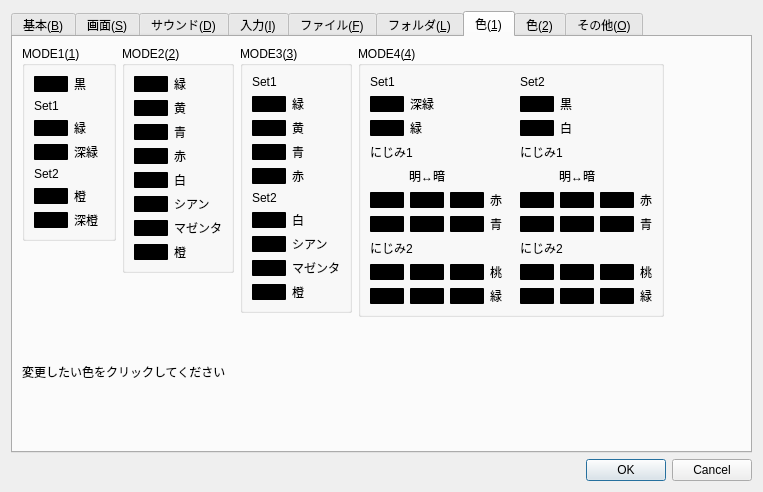
Above: src/Qt/configdialog.ui from eighttails/PC6001VX before the change. Below: the same form after it.
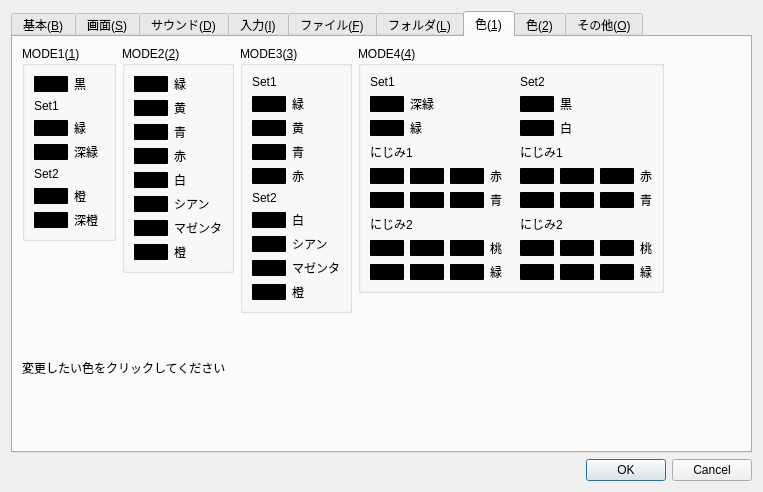
That is the form after the change. The open tabs and pages were chosen to show the change. Custom widgets are drawn as their Qt base class.

Commit message: GUI修正

The edit to the form file:
```diff
--- a/src/Qt/configdialog.ui
+++ b/src/Qt/configdialog.ui
@@ -1860,7 +1860,7 @@
               <string>MODE4(&amp;4)</string>
              </property>
              <layout class="QGridLayout" name="gridLayout_10">
-              <item row="12" column="0">
+              <item row="11" column="0">
                <widget class="ColorButton" name="pushButtonColor51">
                 <property name="sizePolicy">
                  <sizepolicy hsizetype="Fixed" vsizetype="Fixed">
@@ -1883,7 +1883,7 @@
                 </property>
                </widget>
               </item>
-              <item row="5" column="0">
+              <item row="4" column="0">
                <widget class="ColorButton" name="pushButtonColor45">
                 <property name="sizePolicy">
                  <sizepolicy hsizetype="Fixed" vsizetype="Fixed">
@@ -1906,14 +1906,14 @@
                 </property>
                </widget>
               </item>
-              <item row="7" column="0" colspan="6">
+              <item row="6" column="0" colspan="6">
                <widget class="QLabel" name="label_71">
                 <property name="text">
                  <string>にじみ2</string>
                 </property>
                </widget>
               </item>
-              <item row="9" column="3">
+              <item row="8" column="3">
                <widget class="QLabel" name="label_78">
                 <property name="text">
                  <string>桃</string>
@@ -1927,7 +1927,7 @@
                 </property>
                </widget>
               </item>
-              <item row="6" column="0">
+              <item row="5" column="0">
                <widget class="ColorButton" name="pushButtonColor47">
                 <property name="sizePolicy">
                  <sizepolicy hsizetype="Fixed" vsizetype="Fixed">
@@ -1950,7 +1950,7 @@
                 </property>
                </widget>
               </item>
-              <item row="9" column="0">
+              <item row="8" column="0">
                <widget class="ColorButton" name="pushButtonColor49">
                 <property name="sizePolicy">
                  <sizepolicy hsizetype="Fixed" vsizetype="Fixed">
@@ -2003,38 +2003,51 @@
                 </property>
                </widget>
               </item>
-              <item row="4" column="7" colspan="3">
-               <widget class="QLabel" name="label_101">
+              <item row="4" column="8">
+               <widget class="ColorButton" name="pushButtonColor53">
+                <property name="sizePolicy">
+                 <sizepolicy hsizetype="Fixed" vsizetype="Fixed">
+                  <horstretch>0</horstretch>
+                  <verstretch>0</verstretch>
+                 </sizepolicy>
+                </property>
+                <property name="styleSheet">
+                 <string notr="true">background-color: rgb(0,0,0);
+border-style:solid;
+border-color: rgb(0, 0, 0);
+border-width: 1px;
+border-radius: 1;</string>
+                </property>
                 <property name="text">
-                 <string>明↔暗</string>
+                 <string/>
                 </property>
-                <property name="alignment">
-                 <set>Qt::AlignCenter</set>
+                <property name="flat">
+                 <bool>true</bool>
                 </property>
                </widget>
               </item>
-              <item row="5" column="10">
+              <item row="4" column="10">
                <widget class="QLabel" name="label_74">
                 <property name="text">
                  <string>赤</string>
                 </property>
                </widget>
               </item>
-              <item row="6" column="10">
+              <item row="5" column="10">
                <widget class="QLabel" name="label_75">
                 <property name="text">
                  <string>青</string>
                 </property>
                </widget>
               </item>
-              <item row="12" column="10">
+              <item row="11" column="10">
                <widget class="QLabel" name="label_76">
                 <property name="text">
                  <string>緑</string>
                 </property>
                </widget>
               </item>
-              <item row="9" column="10">
+              <item row="8" column="10">
                <widget class="QLabel" name="label_77">
                 <property name="text">
                  <string>桃</string>
@@ -2048,7 +2061,7 @@
                 </property>
                </widget>
               </item>
-              <item row="7" column="7" colspan="2">
+              <item row="6" column="7" colspan="2">
                <widget class="QLabel" name="label_70">
                 <property name="text">
                  <string>にじみ2</string>
@@ -2129,7 +2142,30 @@
                 </property>
                </widget>
               </item>
-              <item row="12" column="2">
+              <item row="4" column="7">
+               <widget class="ColorButton" name="pushButtonColor57">
+                <property name="sizePolicy">
+                 <sizepolicy hsizetype="Fixed" vsizetype="Fixed">
+                  <horstretch>0</horstretch>
+                  <verstretch>0</verstretch>
+                 </sizepolicy>
+                </property>
+                <property name="styleSheet">
+                 <string notr="true">background-color: rgb(0,0,0);
+border-style:solid;
+border-color: rgb(0, 0, 0);
+border-width: 1px;
+border-radius: 1;</string>
+                </property>
+                <property name="text">
+                 <string/>
+                </property>
+                <property name="flat">
+                 <bool>true</bool>
+                </property>
+               </widget>
+              </item>
+              <item row="11" column="2">
                <widget class="ColorButton" name="pushButtonColor52">
                 <property name="sizePolicy">
                  <sizepolicy hsizetype="Fixed" vsizetype="Fixed">
@@ -2175,13 +2211,36 @@
                 </property>
                </widget>
               </item>
-              <item row="12" column="3">
+              <item row="11" column="3">
                <widget class="QLabel" name="label_79">
                 <property name="text">
                  <string>緑</string>
                 </property>
                </widget>
               </item>
+              <item row="5" column="8">
+               <widget class="ColorButton" name="pushButtonColor54">
+                <property name="sizePolicy">
+                 <sizepolicy hsizetype="Fixed" vsizetype="Fixed">
+                  <horstretch>0</horstretch>
+                  <verstretch>0</verstretch>
+                 </sizepolicy>
+                </property>
+                <property name="styleSheet">
+                 <string notr="true">background-color: rgb(0,0,0);
+border-style:solid;
+border-color: rgb(0, 0, 0);
+border-width: 1px;
+border-radius: 1;</string>
+                </property>
+                <property name="text">
+                 <string/>
+                </property>
+                <property name="flat">
+                 <bool>true</bool>
+                </property>
+               </widget>
+              </item>
               <item row="1" column="1" colspan="2">
                <widget class="QLabel" name="label_64">
                 <property name="text">
@@ -2189,7 +2248,7 @@
                 </property>
                </widget>
               </item>
-              <item row="5" column="2">
+              <item row="4" column="2">
                <widget class="ColorButton" name="pushButtonColor46">
                 <property name="sizePolicy">
                  <sizepolicy hsizetype="Fixed" vsizetype="Fixed">
@@ -2212,7 +2271,7 @@
                 </property>
                </widget>
               </item>
-              <item row="12" column="1">
+              <item row="11" column="1">
                <widget class="ColorButton" name="pushButtonColor44">
                 <property name="sizePolicy">
                  <sizepolicy hsizetype="Fixed" vsizetype="Fixed">
@@ -2235,32 +2294,137 @@
                 </property>
                </widget>
               </item>
-              <item row="4" column="0" colspan="3">
-               <widget class="QLabel" name="label_100">
-                <property name="text">
-                 <string>明↔暗</string>
+              <item row="5" column="9">
+               <widget class="ColorButton" name="pushButtonColor60">
+                <property name="sizePolicy">
+                 <sizepolicy hsizetype="Fixed" vsizetype="Fixed">
+                  <horstretch>0</horstretch>
+                  <verstretch>0</verstretch>
+                 </sizepolicy>
                 </property>
-                <property name="alignment">
-                 <set>Qt::AlignCenter</set>
+                <property name="styleSheet">
+                 <string notr="true">background-color: rgb(0,0,0);
+border-style:solid;
+border-color: rgb(0, 0, 0);
+border-width: 1px;
+border-radius: 1;</string>
                 </property>
-               </widget>
-              </item>
-              <item row="6" column="3">
-               <widget class="QLabel" name="label_73">
                 <property name="text">
-                 <string>青</string>
+                 <string/>
+                </property>
+                <property name="flat">
+                 <bool>true</bool>
                 </property>
                </widget>
               </item>
               <item row="5" column="3">
+               <widget class="QLabel" name="label_73">
+                <property name="text">
+                 <string>青</string>
+                </property>
+               </widget>
+              </item>
+              <item row="4" column="3">
                <widget class="QLabel" name="label_72">
                 <property name="text">
                  <string>赤</string>
                 </property>
                </widget>
               </item>
-              <item row="6" column="1">
-               <widget class="ColorButton" name="pushButtonColor42">
+              <item row="11" column="9">
+               <widget class="ColorButton" name="pushButtonColor64">
+                <property name="sizePolicy">
+                 <sizepolicy hsizetype="Fixed" vsizetype="Fixed">
+                  <horstretch>0</horstretch>
+                  <verstretch>0</verstretch>
+                 </sizepolicy>
+                </property>
+                <property name="styleSheet">
+                 <string notr="true">background-color: rgb(0,0,0);
+border-style:solid;
+border-color: rgb(0, 0, 0);
+border-width: 1px;
+border-radius: 1;</string>
+                </property>
+                <property name="text">
+                 <string/>
+                </property>
+                <property name="flat">
+                 <bool>true</bool>
+                </property>
+               </widget>
+              </item>
+              <item row="4" column="9">
+               <widget class="ColorButton" name="pushButtonColor58">
+                <property name="sizePolicy">
+                 <sizepolicy hsizetype="Fixed" vsizetype="Fixed">
+                  <horstretch>0</horstretch>
+                  <verstretch>0</verstretch>
+                 </sizepolicy>
+                </property>
+                <property name="styleSheet">
+                 <string notr="true">background-color: rgb(0,0,0);
+border-style:solid;
+border-color: rgb(0, 0, 0);
+border-width: 1px;
+border-radius: 1;</string>
+                </property>
+                <property name="text">
+                 <string/>
+                </property>
+                <property name="flat">
+                 <bool>true</bool>
+                </property>
+               </widget>
+              </item>
+              <item row="8" column="7">
+               <widget class="ColorButton" name="pushButtonColor61">
+                <property name="sizePolicy">
+                 <sizepolicy hsizetype="Fixed" vsizetype="Fixed">
+                  <horstretch>0</horstretch>
+                  <verstretch>0</verstretch>
+                 </sizepolicy>
+                </property>
+                <property name="styleSheet">
+                 <string notr="true">background-color: rgb(0,0,0);
+border-style:solid;
+border-color: rgb(0, 0, 0);
+border-width: 1px;
+border-radius: 1;</string>
+                </property>
+                <property name="text">
+                 <string/>
+                </property>
+                <property name="flat">
+                 <bool>true</bool>
+                </property>
+               </widget>
+              </item>
+              <item row="8" column="8">
+               <widget class="ColorButton" name="pushButtonColor55">
+                <property name="sizePolicy">
+                 <sizepolicy hsizetype="Fixed" vsizetype="Fixed">
+                  <horstretch>0</horstretch>
+                  <verstretch>0</verstretch>
+                 </sizepolicy>
+                </property>
+                <property name="styleSheet">
+                 <string notr="true">background-color: rgb(0,0,0);
+border-style:solid;
+border-color: rgb(0, 0, 0);
+border-width: 1px;
+border-radius: 1;</string>
+                </property>
+                <property name="text">
+                 <string/>
+                </property>
+                <property name="flat">
+                 <bool>true</bool>
+                </property>
+               </widget>
+              </item>
+              <item row="8" column="9">
+               <widget class="ColorButton" name="pushButtonColor62">
                 <property name="sizePolicy">
                  <sizepolicy hsizetype="Fixed" vsizetype="Fixed">
                   <horstretch>0</horstretch>
@@ -2283,6 +2447,29 @@
                </widget>
               </item>
               <item row="5" column="1">
+               <widget class="ColorButton" name="pushButtonColor42">
+                <property name="sizePolicy">
+                 <sizepolicy hsizetype="Fixed" vsizetype="Fixed">
+                  <horstretch>0</horstretch>
+                  <verstretch>0</verstretch>
+                 </sizepolicy>
+                </property>
+                <property name="styleSheet">
+                 <string notr="true">background-color: rgb(0,0,0);
+border-style:solid;
+border-color: rgb(0, 0, 0);
+border-width: 1px;
+border-radius: 1;</string>
+                </property>
+                <property name="text">
+                 <string/>
+                </property>
+                <property name="flat">
+                 <bool>true</bool>
+                </property>
+               </widget>
+              </item>
+              <item row="4" column="1">
                <widget class="ColorButton" name="pushButtonColor41">
                 <property name="sizePolicy">
                  <sizepolicy hsizetype="Fixed" vsizetype="Fixed">
@@ -2305,7 +2492,30 @@
                 </property>
                </widget>
               </item>
-              <item row="9" column="1">
+              <item row="5" column="7">
+               <widget class="ColorButton" name="pushButtonColor59">
+                <property name="sizePolicy">
+                 <sizepolicy hsizetype="Fixed" vsizetype="Fixed">
+                  <horstretch>0</horstretch>
+                  <verstretch>0</verstretch>
+                 </sizepolicy>
+                </property>
+                <property name="styleSheet">
+                 <string notr="true">background-color: rgb(0,0,0);
+border-style:solid;
+border-color: rgb(0, 0, 0);
+border-width: 1px;
+border-radius: 1;</string>
+                </property>
+                <property name="text">
+                 <string/>
+                </property>
+                <property name="flat">
+                 <bool>true</bool>
+                </property>
+               </widget>
+              </item>
+              <item row="8" column="1">
                <widget class="ColorButton" name="pushButtonColor43">
                 <property name="sizePolicy">
                  <sizepolicy hsizetype="Fixed" vsizetype="Fixed">
@@ -2328,7 +2538,7 @@
                 </property>
                </widget>
               </item>
-              <item row="6" column="2">
+              <item row="5" column="2">
                <widget class="ColorButton" name="pushButtonColor48">
                 <property name="sizePolicy">
                  <sizepolicy hsizetype="Fixed" vsizetype="Fixed">
@@ -2351,7 +2561,7 @@
                 </property>
                </widget>
               </item>
-              <item row="9" column="2">
+              <item row="8" column="2">
                <widget class="ColorButton" name="pushButtonColor50">
                 <property name="sizePolicy">
                  <sizepolicy hsizetype="Fixed" vsizetype="Fixed">
@@ -2374,191 +2584,7 @@
                 </property>
                </widget>
               </item>
-              <item row="5" column="7">
-               <widget class="ColorButton" name="pushButtonColor57">
-                <property name="sizePolicy">
-                 <sizepolicy hsizetype="Fixed" vsizetype="Fixed">
-                  <horstretch>0</horstretch>
-                  <verstretch>0</verstretch>
-                 </sizepolicy>
-                </property>
-                <property name="styleSheet">
-                 <string notr="true">background-color: rgb(0,0,0);
-border-style:solid;
-border-color: rgb(0, 0, 0);
-border-width: 1px;
-border-radius: 1;</string>
-                </property>
-                <property name="text">
-                 <string/>
-                </property>
-                <property name="flat">
-                 <bool>true</bool>
-                </property>
-               </widget>
-              </item>
-              <item row="5" column="8">
-               <widget class="ColorButton" name="pushButtonColor53">
-                <property name="sizePolicy">
-                 <sizepolicy hsizetype="Fixed" vsizetype="Fixed">
-                  <horstretch>0</horstretch>
-                  <verstretch>0</verstretch>
-                 </sizepolicy>
-                </property>
-                <property name="styleSheet">
-                 <string notr="true">background-color: rgb(0,0,0);
-border-style:solid;
-border-color: rgb(0, 0, 0);
-border-width: 1px;
-border-radius: 1;</string>
-                </property>
-                <property name="text">
-                 <string/>
-                </property>
-                <property name="flat">
-                 <bool>true</bool>
-                </property>
-               </widget>
-              </item>
-              <item row="5" column="9">
-               <widget class="ColorButton" name="pushButtonColor58">
-                <property name="sizePolicy">
-                 <sizepolicy hsizetype="Fixed" vsizetype="Fixed">
-                  <horstretch>0</horstretch>
-                  <verstretch>0</verstretch>
-                 </sizepolicy>
-                </property>
-                <property name="styleSheet">
-                 <string notr="true">background-color: rgb(0,0,0);
-border-style:solid;
-border-color: rgb(0, 0, 0);
-border-width: 1px;
-border-radius: 1;</string>
-                </property>
-                <property name="text">
-                 <string/>
-                </property>
-                <property name="flat">
-                 <bool>true</bool>
-                </property>
-               </widget>
-              </item>
-              <item row="6" column="8">
-               <widget class="ColorButton" name="pushButtonColor54">
-                <property name="sizePolicy">
-                 <sizepolicy hsizetype="Fixed" vsizetype="Fixed">
-                  <horstretch>0</horstretch>
-                  <verstretch>0</verstretch>
-                 </sizepolicy>
-                </property>
-                <property name="styleSheet">
-                 <string notr="true">background-color: rgb(0,0,0);
-border-style:solid;
-border-color: rgb(0, 0, 0);
-border-width: 1px;
-border-radius: 1;</string>
-                </property>
-                <property name="text">
-                 <string/>
-                </property>
-                <property name="flat">
-                 <bool>true</bool>
-                </property>
-               </widget>
-              </item>
-              <item row="6" column="9">
-               <widget class="ColorButton" name="pushButtonColor60">
-                <property name="sizePolicy">
-                 <sizepolicy hsizetype="Fixed" vsizetype="Fixed">
-                  <horstretch>0</horstretch>
-                  <verstretch>0</verstretch>
-                 </sizepolicy>
-                </property>
-                <property name="styleSheet">
-                 <string notr="true">background-color: rgb(0,0,0);
-border-style:solid;
-border-color: rgb(0, 0, 0);
-border-width: 1px;
-border-radius: 1;</string>
-                </property>
-                <property name="text">
-                 <string/>
-                </property>
-                <property name="flat">
-                 <bool>true</bool>
-                </property>
-               </widget>
-              </item>
-              <item row="9" column="7">
-               <widget class="ColorButton" name="pushButtonColor61">
-                <property name="sizePolicy">
-                 <sizepolicy hsizetype="Fixed" vsizetype="Fixed">
-                  <horstretch>0</horstretch>
-                  <verstretch>0</verstretch>
-                 </sizepolicy>
-                </property>
-                <property name="styleSheet">
-                 <string notr="true">background-color: rgb(0,0,0);
-border-style:solid;
-border-color: rgb(0, 0, 0);
-border-width: 1px;
-border-radius: 1;</string>
-                </property>
-                <property name="text">
-                 <string/>
-                </property>
-                <property name="flat">
-                 <bool>true</bool>
-                </property>
-               </widget>
-              </item>
-              <item row="9" column="8">
-               <widget class="ColorButton" name="pushButtonColor55">
-                <property name="sizePolicy">
-                 <sizepolicy hsizetype="Fixed" vsizetype="Fixed">
-                  <horstretch>0</horstretch>
-                  <verstretch>0</verstretch>
-                 </sizepolicy>
-                </property>
-                <property name="styleSheet">
-                 <string notr="true">background-color: rgb(0,0,0);
-border-style:solid;
-border-color: rgb(0, 0, 0);
-border-width: 1px;
-border-radius: 1;</string>
-                </property>
-                <property name="text">
-                 <string/>
-                </property>
-                <property name="flat">
-                 <bool>true</bool>
-                </property>
-               </widget>
-              </item>
-              <item row="9" column="9">
-               <widget class="ColorButton" name="pushButtonColor62">
-                <property name="sizePolicy">
-                 <sizepolicy hsizetype="Fixed" vsizetype="Fixed">
-                  <horstretch>0</horstretch>
-                  <verstretch>0</verstretch>
-                 </sizepolicy>
-                </property>
-                <property name="styleSheet">
-                 <string notr="true">background-color: rgb(0,0,0);
-border-style:solid;
-border-color: rgb(0, 0, 0);
-border-width: 1px;
-border-radius: 1;</string>
-                </property>
-                <property name="text">
-                 <string/>
-                </property>
-                <property name="flat">
-                 <bool>true</bool>
-                </property>
-               </widget>
-              </item>
-              <item row="12" column="7">
+              <item row="11" column="7">
                <widget class="ColorButton" name="pushButtonColor63">
                 <property name="sizePolicy">
                  <sizepolicy hsizetype="Fixed" vsizetype="Fixed">
@@ -2581,7 +2607,7 @@
                 </property>
                </widget>
               </item>
-              <item row="12" column="8">
+              <item row="11" column="8">
                <widget class="ColorButton" name="pushButtonColor56">
                 <property name="sizePolicy">
                  <sizepolicy hsizetype="Fixed" vsizetype="Fixed">
@@ -2604,52 +2630,6 @@
                 </property>
                </widget>
               </item>
-              <item row="12" column="9">
-               <widget class="ColorButton" name="pushButtonColor64">
-                <property name="sizePolicy">
-                 <sizepolicy hsizetype="Fixed" vsizetype="Fixed">
-                  <horstretch>0</horstretch>
-                  <verstretch>0</verstretch>
-                 </sizepolicy>
-                </property>
-                <property name="styleSheet">
-                 <string notr="true">background-color: rgb(0,0,0);
-border-style:solid;
-border-color: rgb(0, 0, 0);
-border-width: 1px;
-border-radius: 1;</string>
-                </property>
-                <property name="text">
-                 <string/>
-                </property>
-                <property name="flat">
-                 <bool>true</bool>
-                </property>
-               </widget>
-              </item>
-              <item row="6" column="7">
-               <widget class="ColorButton" name="pushButtonColor59">
-                <property name="sizePolicy">
-                 <sizepolicy hsizetype="Fixed" vsizetype="Fixed">
-                  <horstretch>0</horstretch>
-                  <verstretch>0</verstretch>
-                 </sizepolicy>
-                </property>
-                <property name="styleSheet">
-                 <string notr="true">background-color: rgb(0,0,0);
-border-style:solid;
-border-color: rgb(0, 0, 0);
-border-width: 1px;
-border-radius: 1;</string>
-                </property>
-                <property name="text">
-                 <string/>
-                </property>
-                <property name="flat">
-                 <bool>true</bool>
-                </property>
-               </widget>
-              </item>
              </layout>
             </widget>
            </item>
```
